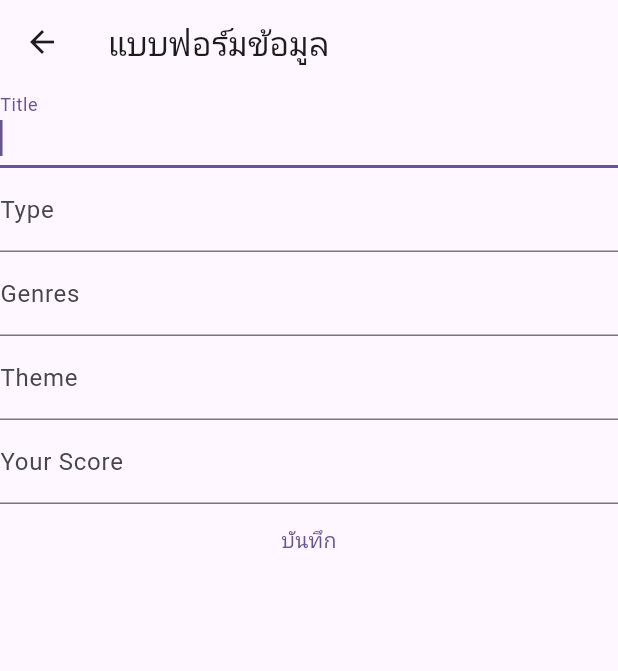
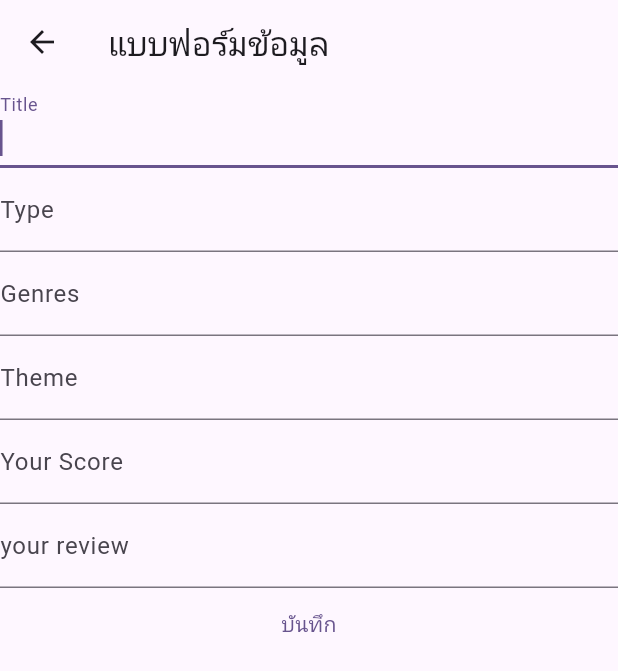
Before and after one commit to ReZill392/project, a Flutter app: the FormScreen screen opened directly, on a phone screen of 412 x 824 dp. Shown: the top 671 px of the screen. Run offline on Flutter 3.47's test engine with Material 3 defaults, Android fonts, the phone set to English and light mode, and no system bars; our stand-ins replace sembast, shared_preferences; accounts and stored records are empty.

Commit message:
add model

```diff
--- a/lib/database/transaction_db.dart
+++ b/lib/database/transaction_db.dart
@@ -29,7 +29,8 @@ class TransactionDB{
       "genres": statement.genres,
       "theme": statement.theme,
       "score": statement.score,
-      "date": statement.date.toIso8601String()
+      "date": statement.date.toIso8601String(),
+      "review": statement.review,
     });
     db.close();
     return keyID;
@@ -48,6 +49,7 @@ class TransactionDB{
         theme: record['theme'].toString(),
         score: double.parse(record['score'].toString()),
         date: DateTime.parse(record['date'].toString()),
+        review: record['review'].toString(),
       ));
     }
     return transactions;
@@ -65,6 +67,7 @@ class TransactionDB{
       'theme': transaction.theme,
       'score': transaction.score,
       'date': transaction.date.toIso8601String(),
+      'review': transaction.review,
     }, finder: finder);
 
     db.close();
--- a/lib/models/transactions.dart
+++ b/lib/models/transactions.dart
@@ -6,6 +6,7 @@ class Transactions {
   String theme;
   double score;
   DateTime date;
+  String review;
 
   Transactions({
     this.id,
@@ -15,5 +16,6 @@ class Transactions {
     required this.theme,
     required this.score,
     required this.date,
+    required this.review,
   });
 }
--- a/lib/screens/datail_screen.dart
+++ b/lib/screens/datail_screen.dart
@@ -28,6 +28,8 @@ class TransactionDetailPage extends StatelessWidget {
             Text('Score: ${transaction.score}', style: TextStyle(fontSize: 18)),
             SizedBox(height: 10),
             Text('Date: ${transaction.date.toLocal().toString().split(' ')[0]}', style: TextStyle(fontSize: 18)),
+            SizedBox(height: 10),
+            Text('Your review: ${transaction.review}', style: TextStyle(fontSize: 18)),
           ],
         ),
       ),
--- a/lib/screens/edit_dialog.dart
+++ b/lib/screens/edit_dialog.dart
@@ -7,6 +7,7 @@ void showEditDialog(BuildContext context, Transactions transaction, Function(Tra
   final genresController = TextEditingController(text: transaction.genres);
   final themeController = TextEditingController(text: transaction.theme);
   final scoreController = TextEditingController(text: transaction.score.toString());
+  final reviewController = TextEditingController(text: transaction.review);
 
   showDialog(
     context: context,
@@ -37,6 +38,10 @@ void showEditDialog(BuildContext context, Transactions transaction, Function(Tra
               decoration: const InputDecoration(labelText: 'Score'),
               keyboardType: TextInputType.number,
             ),
+            TextField(
+              controller: reviewController,
+              decoration: const InputDecoration(labelText: 'your review'),
+            ),
           ],
         ),
         actions: [
@@ -56,6 +61,7 @@ void showEditDialog(BuildContext context, Transactions transaction, Function(Tra
                 theme: themeController.text,
                 score: double.tryParse(scoreController.text) ?? transaction.score,
                 date: transaction.date,
+                review: reviewController.text,
               );
 
               onUpdate(updatedTransaction);
--- a/lib/screens/from_screen.dart
+++ b/lib/screens/from_screen.dart
@@ -13,6 +13,7 @@ class FormScreen extends StatelessWidget {
   final genresController = TextEditingController();
   final themeController = TextEditingController();
   final scoreController = TextEditingController();
+  final reviewController = TextEditingController();
 
   @override
   Widget build(BuildContext context) {
@@ -97,6 +98,19 @@ class FormScreen extends StatelessWidget {
                 return null;
               },
             ),
+            TextFormField(
+              decoration: const InputDecoration(
+                labelText: 'your review',
+              ),
+              autofocus: true,
+              controller: reviewController,
+              validator: (String? str) {
+                if (str!.isEmpty) {
+                  return 'กรุณากรอกข้อมูล';
+                }
+                return null;
+              },
+            ),
             TextButton(
               child: const Text('บันทึก'),
               onPressed: () {
@@ -109,6 +123,7 @@ class FormScreen extends StatelessWidget {
                     theme: themeController.text,
                     score: double.parse(scoreController.text),
                     date: DateTime.now(),
+                    review: reviewController.text,
                   );
 
                   // Add transaction data object to provider
```
